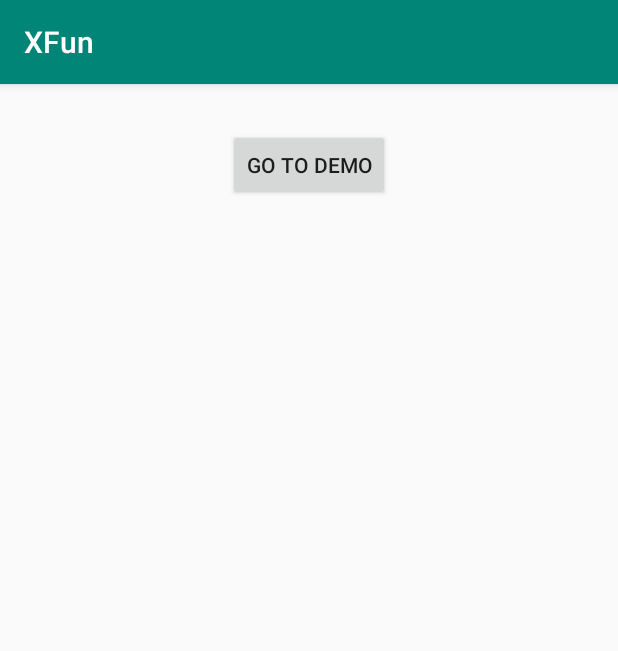
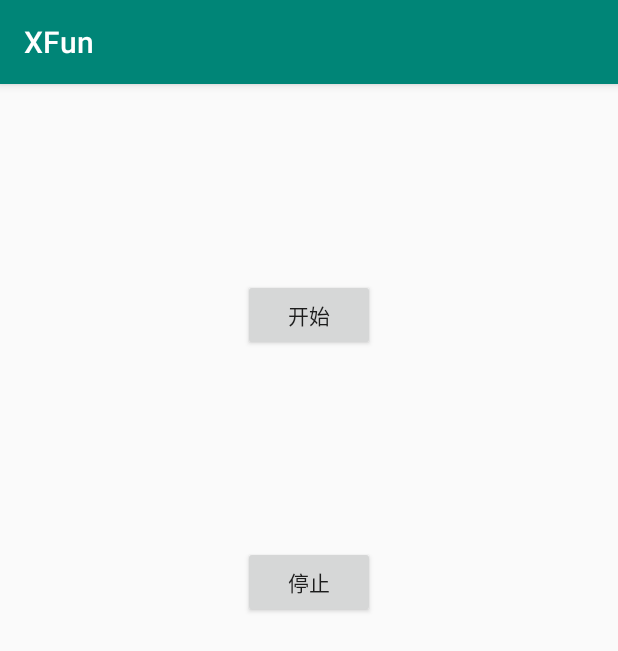
Before and after one commit to afunx/XFun, an Android app: the screen it shows after launch (MainActivity), on a phone screen of 412 x 824 dp. Shown: the top 651 px of the screen. Run offline under Robolectric (Android 15) with nearby library versions, the phone set to English and light mode, and no system bars.

Commit message:
使得蜂鸣音可在Android手机上调试

```diff
--- a/app/src/main/AndroidManifest.xml
+++ b/app/src/main/AndroidManifest.xml
@@ -1,6 +1,10 @@
 <?xml version="1.0" encoding="utf-8"?>
 <manifest xmlns:android="http://schemas.android.com/apk/res/android"
     package="me.afunx.xfun.app">
+
+    <uses-permission android:name="android.permission.WRITE_EXTERNAL_STORAGE" />
+    <uses-permission android:name="android.permission.RECORD_AUDIO" />
+    <uses-permission android:name="android.permission.INTERNET" />
 
     <application
         android:name="com.ubtechinc.aimbothumming.App"
--- a/app/src/main/java/me/afunx/xfun/app/MainActivity.java
+++ b/app/src/main/java/me/afunx/xfun/app/MainActivity.java
@@ -1,27 +1,62 @@
 package me.afunx.xfun.app;
 
-import me.afunx.xfun.demo.DemoMainActivity;
-
+import android.content.BroadcastReceiver;
 import android.content.Intent;
+import android.content.IntentFilter;
 import android.os.Bundle;
 import android.view.View;
 
 import com.afunx.xfun.common.base.BaseActivity;
+import com.ubtechinc.aimbothumming.receiver.HummingReceiver;
+import com.ubtechinc.aimbothumming.utils.LogUtils;
 
 public class MainActivity extends BaseActivity implements View.OnClickListener {
+
+    private static final String TAG = "MainActivity";
+
+    private static final String BROADCAST_HUMMING_ACTION = "com.ubtechinc.aimbothumming.action.enable";
+
+    private static final String BROADCAST_HUMMING_ENABLED = "humming_enabled";
+
+    private BroadcastReceiver mBroadcastReceiver = new HummingReceiver();
 
     @Override
     protected void onCreate(Bundle savedInstanceState) {
         super.onCreate(savedInstanceState);
         setContentView(R.layout.activity_main);
-        findViewById(R.id.btn_goto_demo).setOnClickListener(this);
+        findViewById(R.id.btn_start).setOnClickListener(this);
+        findViewById(R.id.btn_stop).setOnClickListener(this);
+        registerReceiver(mBroadcastReceiver, new IntentFilter(BROADCAST_HUMMING_ACTION));
+    }
+
+    @Override
+    protected void onDestroy() {
+        super.onDestroy();
+        unregisterReceiver(mBroadcastReceiver);
     }
 
     @Override
     public void onClick(View v) {
-        if (v.getId() == R.id.btn_goto_demo) {
-            Intent intent = new Intent(this, DemoMainActivity.class);
-            startActivity(intent);
+        if (v.getId() == R.id.btn_start) {
+            startHumming();
+        } else if (v.getId() == R.id.btn_stop) {
+            stopHumming();
         }
     }
+
+    private void startHumming() {
+        LogUtils.ee(TAG, "startHumming()");
+        Intent intent = new Intent(BROADCAST_HUMMING_ACTION);
+        intent.putExtra(BROADCAST_HUMMING_ENABLED, true);
+        getApplicationContext().sendBroadcast(intent);
+
+    }
+
+    private void stopHumming() {
+        LogUtils.ee(TAG, "stopHumming()");
+        Intent intent = new Intent(BROADCAST_HUMMING_ACTION);
+        intent.putExtra(BROADCAST_HUMMING_ENABLED, false);
+        getApplicationContext().sendBroadcast(intent);
+    }
+
 }
--- a/app/src/main/res/layout/activity_main.xml
+++ b/app/src/main/res/layout/activity_main.xml
@@ -9,10 +9,19 @@
 
     <Button
         android:layout_gravity="center_horizontal"
-        android:layout_marginTop="30dp"
-        android:id="@+id/btn_goto_demo"
+        android:layout_marginTop="130dp"
+        android:id="@+id/btn_start"
         android:layout_width="wrap_content"
         android:layout_height="wrap_content"
-        android:text="@string/title_goto_demo" />
+        android:text="开始" />
+
+    <Button
+        android:layout_gravity="center_horizontal"
+        android:layout_marginTop="130dp"
+        android:id="@+id/btn_stop"
+        android:layout_width="wrap_content"
+        android:layout_height="wrap_content"
+        android:text="停止"
+        />
 
 </LinearLayout>
```
